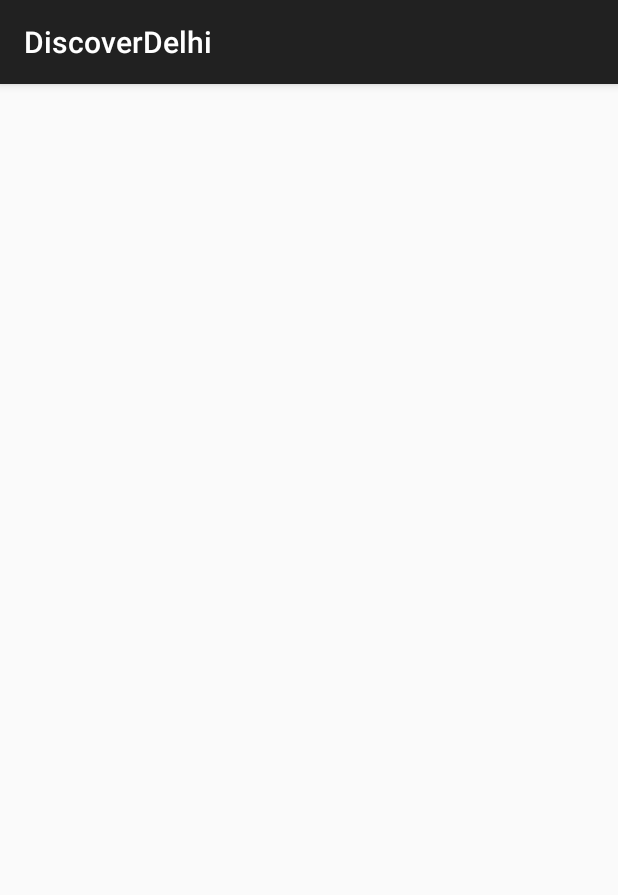
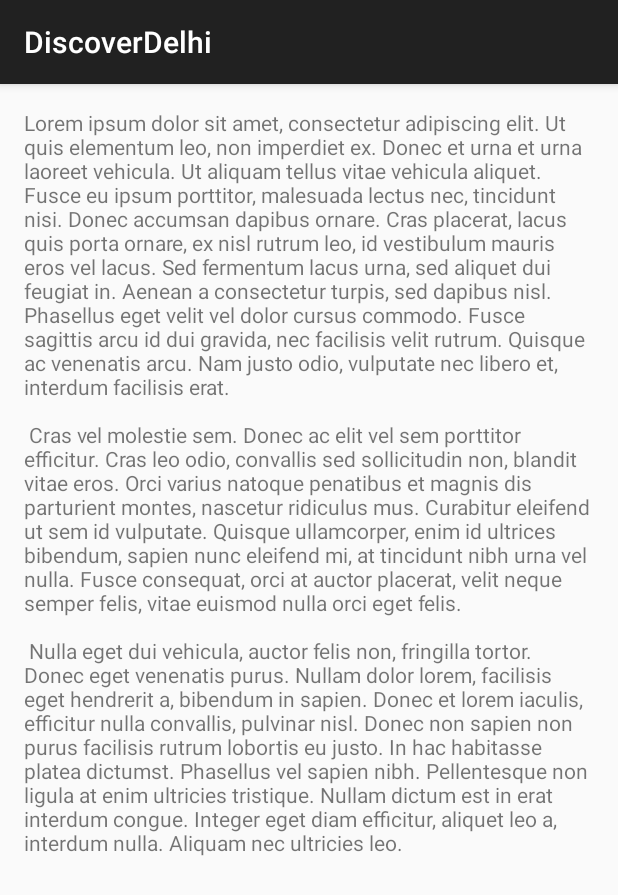
Before and after one commit to DoMINAToR98/DiscoverDelhi, an Android app: the about_recentawards screen opened directly, with no data from a screen before it, on a phone screen of 412 x 824 dp. Shown: the top 895 px of the screen. Run offline under Robolectric (Android 15) with nearby library versions, the phone set to English and light mode, and no system bars.

Commit message:
improved about section

```diff
--- a/app/build.gradle
+++ b/app/build.gradle
@@ -24,8 +24,9 @@ dependencies {
     androidTestCompile('com.android.support.test.espresso:espresso-core:2.2.2', {
         exclude group: 'com.android.support', module: 'support-annotations'
     })
-    compile 'com.android.support:appcompat-v7:25.1.0'
-    compile 'com.android.support:design:25.1.0'
+    compile 'com.android.support:appcompat-v7:25.1.1'
+    compile 'com.android.support:design:25.1.1'
+    compile 'com.scalified:fab:1.1.3'
     compile 'com.android.support:recyclerview-v7:+'
     compile 'com.ogaclejapan.smarttablayout:library:1.6.1@aar'
     //Optional: see how to use the utility.
--- a/app/src/main/res/layout/activity_about_ourimapct.xml
+++ b/app/src/main/res/layout/activity_about_ourimapct.xml
@@ -15,7 +15,7 @@
         <TextView
             android:layout_width="match_parent"
             android:layout_height="wrap_content"
-            android:text="@string/about_ourimpact"/>
+            android:text="@string/dummytext"/>
     </ScrollView>
 
 </RelativeLayout>
--- a/app/src/main/res/layout/activity_about_recentawards.xml
+++ b/app/src/main/res/layout/activity_about_recentawards.xml
@@ -9,5 +9,13 @@
     android:paddingRight="@dimen/activity_horizontal_margin"
     android:paddingTop="@dimen/activity_vertical_margin"
     tools:context="in.sodevan.discoverdelhi.about_recentawards">
+    <ScrollView
+        android:layout_width="match_parent"
+        android:layout_height="wrap_content">
+        <TextView
+            android:layout_width="match_parent"
+            android:layout_height="wrap_content"
+            android:text="@string/dummytext"/>
+    </ScrollView>
 
 </RelativeLayout>
--- a/app/src/main/res/values/strings.xml
+++ b/app/src/main/res/values/strings.xml
@@ -8,7 +8,7 @@
     <string name="navigation_drawer_close">Close navigation drawer</string>
     <string name="about_address">Office Address: A-226, Shivalik Colony, Malviya Nagar, near Gol Chakkar, New Delhi, Delhi-110017</string>
     <string name="action_settings">Settings</string>
-    <string name="about_ourimpact">Lorem ipsum dolor sit amet, consectetur adipiscing elit. Ut quis elementum leo, non imperdiet ex. Donec et urna et urna laoreet vehicula. Ut aliquam tellus vitae vehicula aliquet. Fusce eu ipsum porttitor, malesuada lectus nec, tincidunt nisi. Donec accumsan dapibus ornare. Cras placerat, lacus quis porta ornare, ex nisl rutrum leo, id vestibulum mauris eros vel lacus. Sed fermentum lacus urna, sed aliquet dui feugiat in. Aenean a consectetur turpis, sed dapibus nisl. Phasellus eget velit vel dolor cursus commodo. Fusce sagittis arcu id dui gravida, nec facilisis velit rutrum. Quisque ac venenatis arcu. Nam justo odio, vulputate nec libero et, interdum facilisis erat.\n \n
+    <string name="dummytext">Lorem ipsum dolor sit amet, consectetur adipiscing elit. Ut quis elementum leo, non imperdiet ex. Donec et urna et urna laoreet vehicula. Ut aliquam tellus vitae vehicula aliquet. Fusce eu ipsum porttitor, malesuada lectus nec, tincidunt nisi. Donec accumsan dapibus ornare. Cras placerat, lacus quis porta ornare, ex nisl rutrum leo, id vestibulum mauris eros vel lacus. Sed fermentum lacus urna, sed aliquet dui feugiat in. Aenean a consectetur turpis, sed dapibus nisl. Phasellus eget velit vel dolor cursus commodo. Fusce sagittis arcu id dui gravida, nec facilisis velit rutrum. Quisque ac venenatis arcu. Nam justo odio, vulputate nec libero et, interdum facilisis erat.\n \n
 
 Cras vel molestie sem. Donec ac elit vel sem porttitor efficitur. Cras leo odio, convallis sed sollicitudin non, blandit vitae eros. Orci varius natoque penatibus et magnis dis parturient montes, nascetur ridiculus mus. Curabitur eleifend ut sem id vulputate. Quisque ullamcorper, enim id ultrices bibendum, sapien nunc eleifend mi, at tincidunt nibh urna vel nulla. Fusce consequat, orci at auctor placerat, velit neque semper felis, vitae euismod nulla orci eget felis.\n \n
 
--- a/build.gradle
+++ b/build.gradle
@@ -5,7 +5,7 @@ buildscript {
         jcenter()
     }
     dependencies {
-        classpath 'com.android.tools.build:gradle:2.2.3'
+        classpath 'com.android.tools.build:gradle:2.3.0'
 
 
         // NOTE: Do not place your application dependencies here; they belong
```
Also changed, not shown: app/src/main/java/in/sodevan/discoverdelhi/About.java (+19 -4 lines), app/src/main/res/layout/activity_about.xml (+16 -16 lines), app/src/main/res/drawable/locationmarker.png (added), gradle/wrapper/gradle-wrapper.properties.
